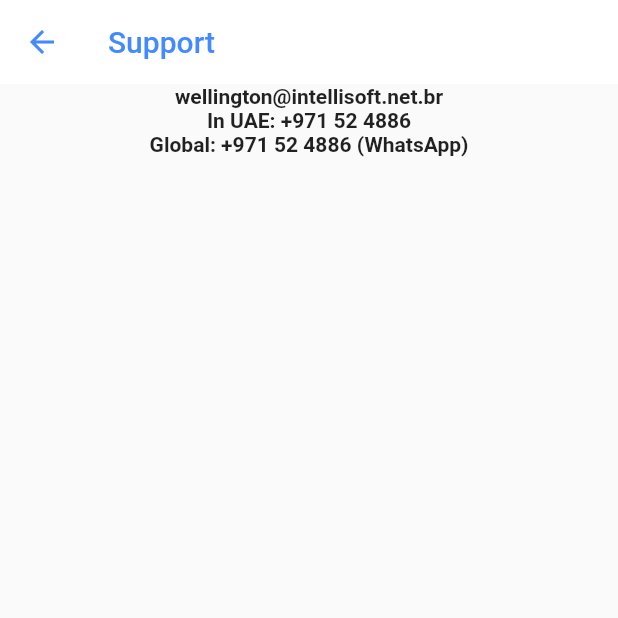
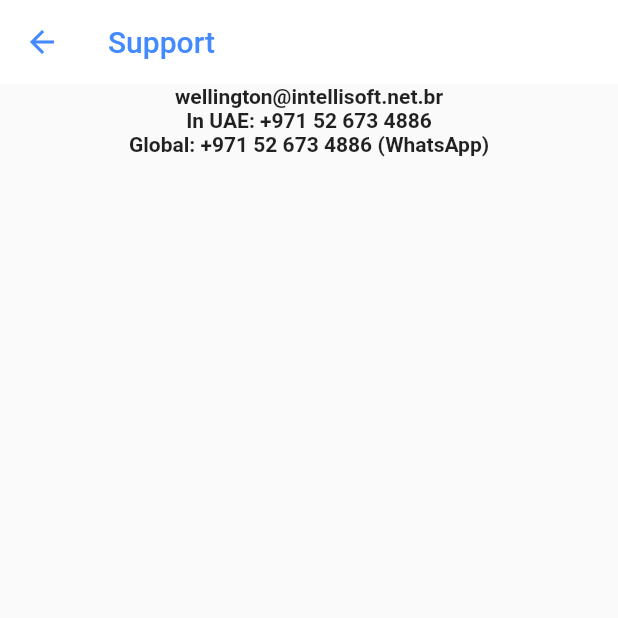
Before and after one commit to dev-intellisoft/curriculum, a Flutter app: the SupportScreen screen opened directly, on a phone screen of 412 x 824 dp, the top half of it. Run offline on Flutter 3.47's test engine with Material 2 defaults, Android fonts, the light colour scheme and no system bars; our stand-ins replace flutter_slidable, package_info_plus, pdf, printing, shared_preferences, sqflite; accounts and stored records are empty.

Commit message:
correcting support phone number

```diff
--- a/lib/screens/settings/support.dart
+++ b/lib/screens/settings/support.dart
@@ -23,13 +23,13 @@
           ),
 
           Center(
-            child: Text('In UAE: +971 52 4886', style: TextStyle(
+            child: Text('In UAE: +971 52 673 4886', style: TextStyle(
                 fontWeight: FontWeight.bold
             ),),
           ),
 
           Center(
-            child: Text('Global: +971 52 4886 (WhatsApp)', style: TextStyle(
+            child: Text('Global: +971 52 673 4886 (WhatsApp)', style: TextStyle(
                 fontWeight: FontWeight.bold
             ),),
           )
```
